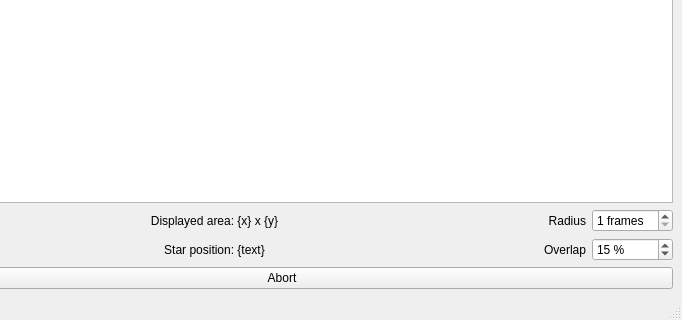
Before: the Qt Designer form assets/uis/spiral_search.ui in janis-hag/kalao-ics, drawn with Qt 5; both pictures show x 118 to 800 and y 280 to 600 of the 800 by 600 pixel window.
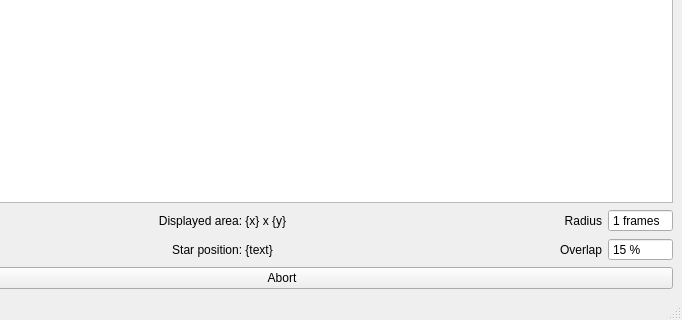
After: the same form once the commit is applied. Icons and pictures are not drawn. Custom widgets are drawn as their Qt base class.

Diff of the .ui file:
```diff
--- a/assets/uis/spiral_search.ui
+++ b/assets/uis/spiral_search.ui
@@ -40,6 +40,12 @@
     </item>
     <item row="1" column="2">
      <widget class="QSpinBox" name="radius_spinbox">
+      <property name="readOnly">
+       <bool>true</bool>
+      </property>
+      <property name="buttonSymbols">
+       <enum>QAbstractSpinBox::ButtonSymbols::NoButtons</enum>
+      </property>
       <property name="suffix">
        <string> frames</string>
       </property>
@@ -60,6 +66,12 @@
     </item>
     <item row="2" column="2">
      <widget class="QSpinBox" name="overlap_spinbox">
+      <property name="readOnly">
+       <bool>true</bool>
+      </property>
+      <property name="buttonSymbols">
+       <enum>QAbstractSpinBox::ButtonSymbols::NoButtons</enum>
+      </property>
       <property name="suffix">
        <string> %</string>
       </property>
```
Left out of the diff: 2 changed lines with no effect on the pictures.
